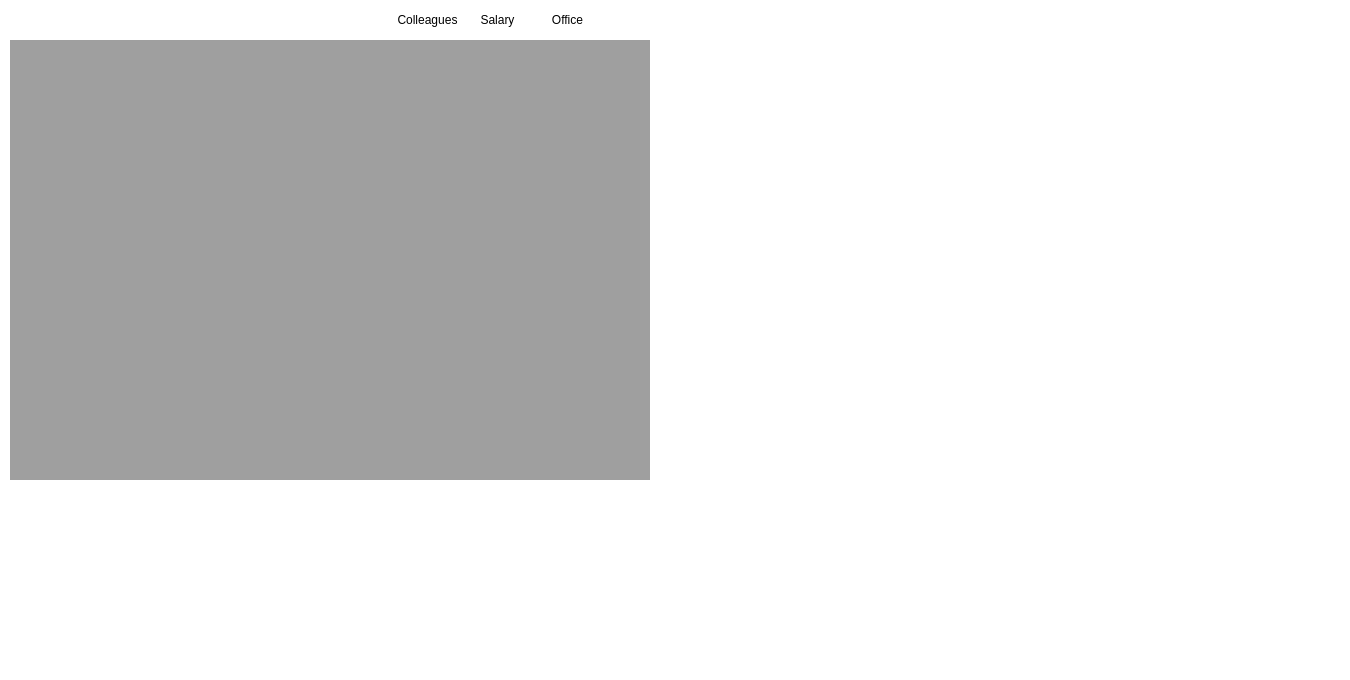
Qt form Windows/Main/MainWindow.ui (oleksandrmelnychenko/noltapp) before a commit.
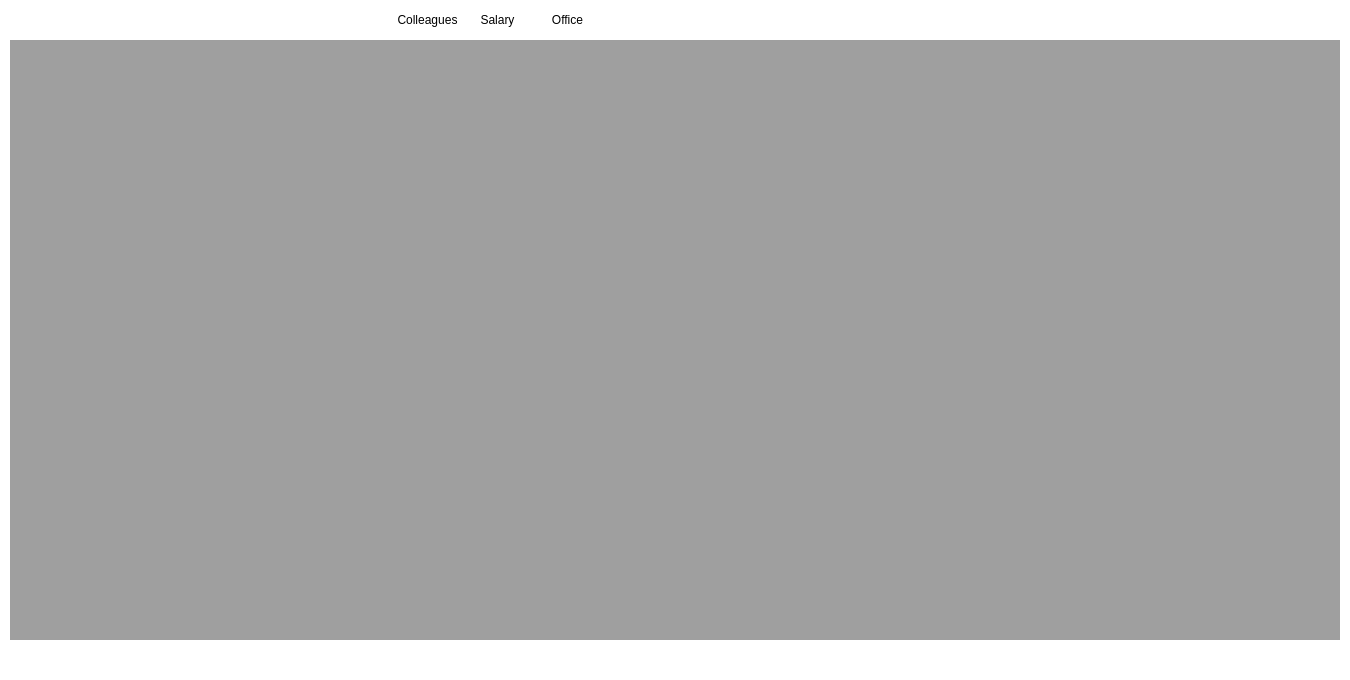
The same form after that commit. Icons and pictures are not drawn.

Patch:
```diff
--- a/Windows/Main/MainWindow.ui
+++ b/Windows/Main/MainWindow.ui
@@ -103,10 +103,16 @@
      <rect>
       <x>10</x>
       <y>40</y>
-      <width>640</width>
-      <height>440</height>
+      <width>1330</width>
+      <height>600</height>
      </rect>
     </property>
+    <property name="minimumSize">
+     <size>
+      <width>1300</width>
+      <height>600</height>
+     </size>
+    </property>
    </widget>
   </widget>
   <widget class="QStatusBar" name="statusBar"/>
```
